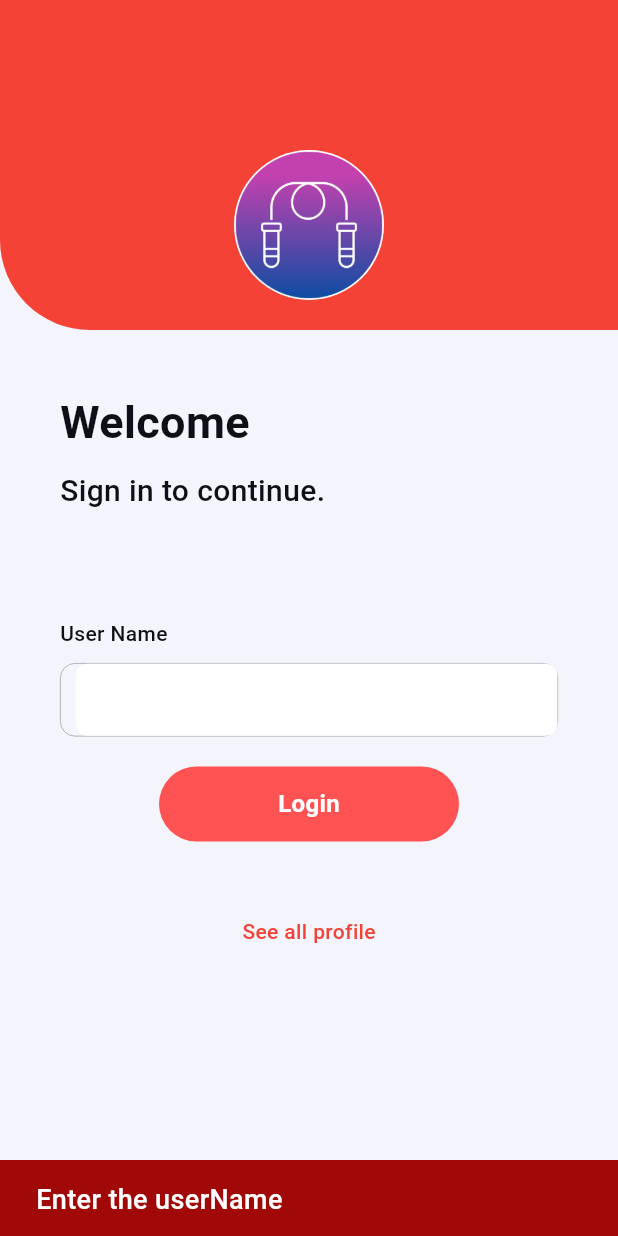
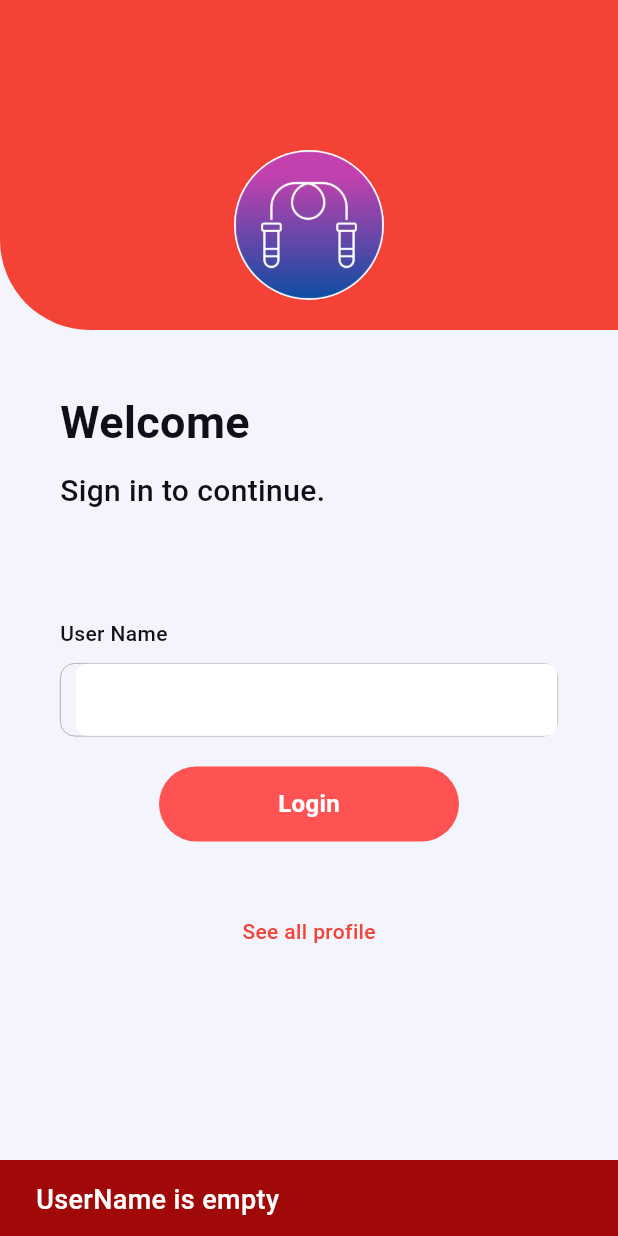
Before and after one commit to akmehto1/Weight-analysis, a Flutter app: the screen it shows after launch, after a tap on "Login", on a phone screen of 412 x 824 dp. Run offline on Flutter 3.47's test engine with Material 3 defaults, Android fonts, the phone set to English and light mode, and no system bars; our stand-ins replace go_router, shared_preferences, sqflite, syncfusion_flutter_charts; accounts and stored records are empty.

Commit message:
Added validation to check if the username field is empty before proceeding with the login action.

```diff
--- a/lib/screens/auth/login_screen.dart
+++ b/lib/screens/auth/login_screen.dart
@@ -92,13 +92,12 @@ class _LoginState extends State<Login> {
                   child: GestureDetector(
                     onTap: () async{
                       if(authProvider.userNameController.text.toString().isEmpty){
-                        showSnackBar(context,"Enter the userName");
+                        showSnackBar(context,"UserName is empty");
                       }
                       else{
                         final SharedPreferences prefs = await SharedPreferences.getInstance();
                         await prefs.setString('sharedPreferenceUserName',authProvider.userNameController.text.toString());
                         GoRouter.of(context).go('/home');
-                        print("login");
                       }
                     },
                     child: Container(
```
